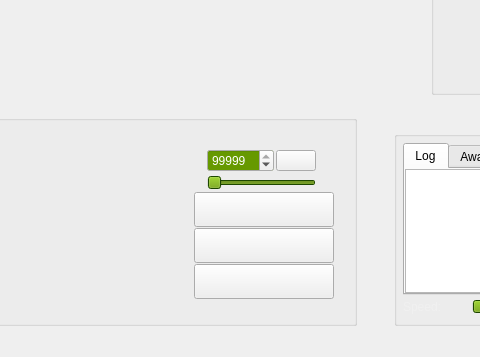
Qt form src/gui/qt/mainwindow.ui (pokerth/pokerth) before a commit; both pictures show x 337 to 817 and y 323 to 680 of the 1000 by 680 pixel window.
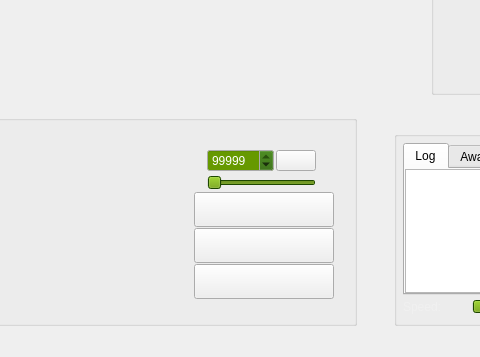
The same form after that commit. Icons and pictures are not drawn. Custom widgets are drawn as their Qt base class.

Commit message: green spinbox

Diff of the .ui file:
```diff
--- a/src/gui/qt/mainwindow.ui
+++ b/src/gui/qt/mainwindow.ui
@@ -2291,6 +2291,15 @@
                    <property name="palette" >
                     <palette>
                      <active>
+                      <colorrole role="Button" >
+                       <brush brushstyle="SolidPattern" >
+                        <color alpha="255" >
+                         <red>40</red>
+                         <green>100</green>
+                         <blue>0</blue>
+                        </color>
+                       </brush>
+                      </colorrole>
                       <colorrole role="Text" >
                        <brush brushstyle="SolidPattern" >
                         <color alpha="255" >
@@ -2300,6 +2309,15 @@
                         </color>
                        </brush>
                       </colorrole>
+                      <colorrole role="ButtonText" >
+                       <brush brushstyle="SolidPattern" >
+                        <color alpha="255" >
+                         <red>131</red>
+                         <green>196</green>
+                         <blue>0</blue>
+                        </color>
+                       </brush>
+                      </colorrole>
                       <colorrole role="Base" >
                        <brush brushstyle="SolidPattern" >
                         <color alpha="255" >
@@ -2311,6 +2329,15 @@
                       </colorrole>
                      </active>
                      <inactive>
+                      <colorrole role="Button" >
+                       <brush brushstyle="SolidPattern" >
+                        <color alpha="255" >
+                         <red>40</red>
+                         <green>100</green>
+                         <blue>0</blue>
+                        </color>
+                       </brush>
+                      </colorrole>
                       <colorrole role="Text" >
                        <brush brushstyle="SolidPattern" >
                         <color alpha="255" >
@@ -2320,6 +2347,15 @@
                         </color>
                        </brush>
                       </colorrole>
+                      <colorrole role="ButtonText" >
+                       <brush brushstyle="SolidPattern" >
+                        <color alpha="255" >
+                         <red>131</red>
+                         <green>196</green>
+                         <blue>0</blue>
+                        </color>
+                       </brush>
+                      </colorrole>
                       <colorrole role="Base" >
                        <brush brushstyle="SolidPattern" >
                         <color alpha="255" >
@@ -2331,6 +2367,15 @@
                       </colorrole>
                      </inactive>
                      <disabled>
+                      <colorrole role="Button" >
+                       <brush brushstyle="SolidPattern" >
+                        <color alpha="255" >
+                         <red>40</red>
+                         <green>100</green>
+                         <blue>0</blue>
+                        </color>
+                       </brush>
+                      </colorrole>
                       <colorrole role="Text" >
                        <brush brushstyle="SolidPattern" >
                         <color alpha="255" >
@@ -2340,6 +2385,15 @@
                         </color>
                        </brush>
                       </colorrole>
+                      <colorrole role="ButtonText" >
+                       <brush brushstyle="SolidPattern" >
+                        <color alpha="255" >
+                         <red>118</red>
+                         <green>111</green>
+                         <blue>107</blue>
+                        </color>
+                       </brush>
+                      </colorrole>
                       <colorrole role="Base" >
                        <brush brushstyle="SolidPattern" >
                         <color alpha="255" >
```
